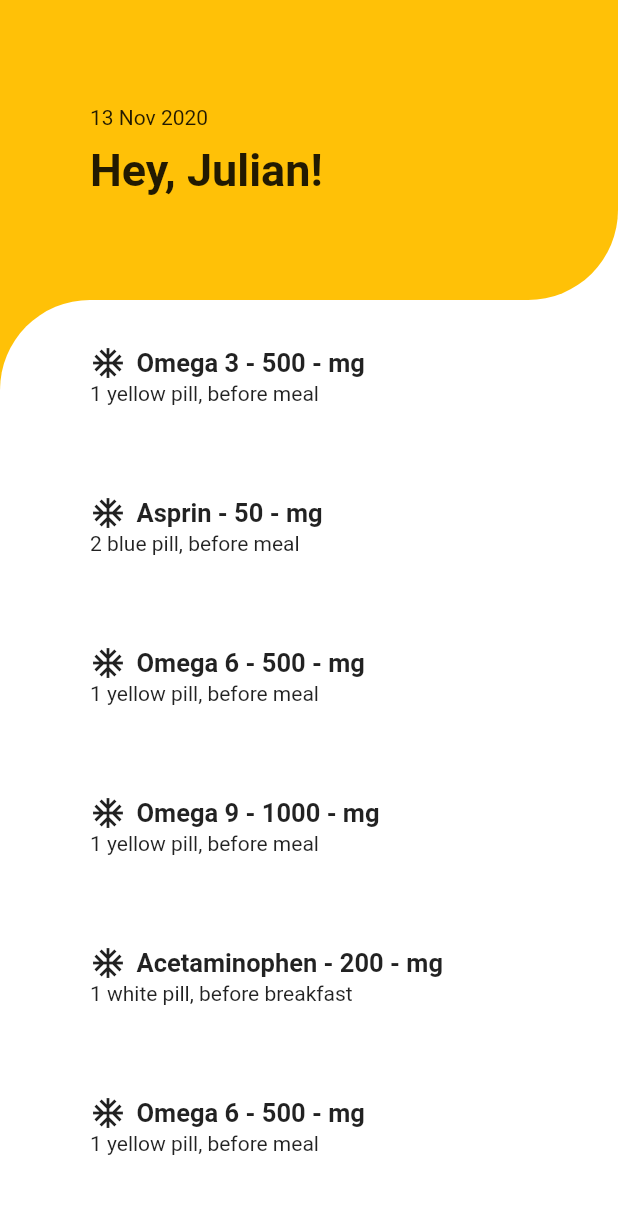
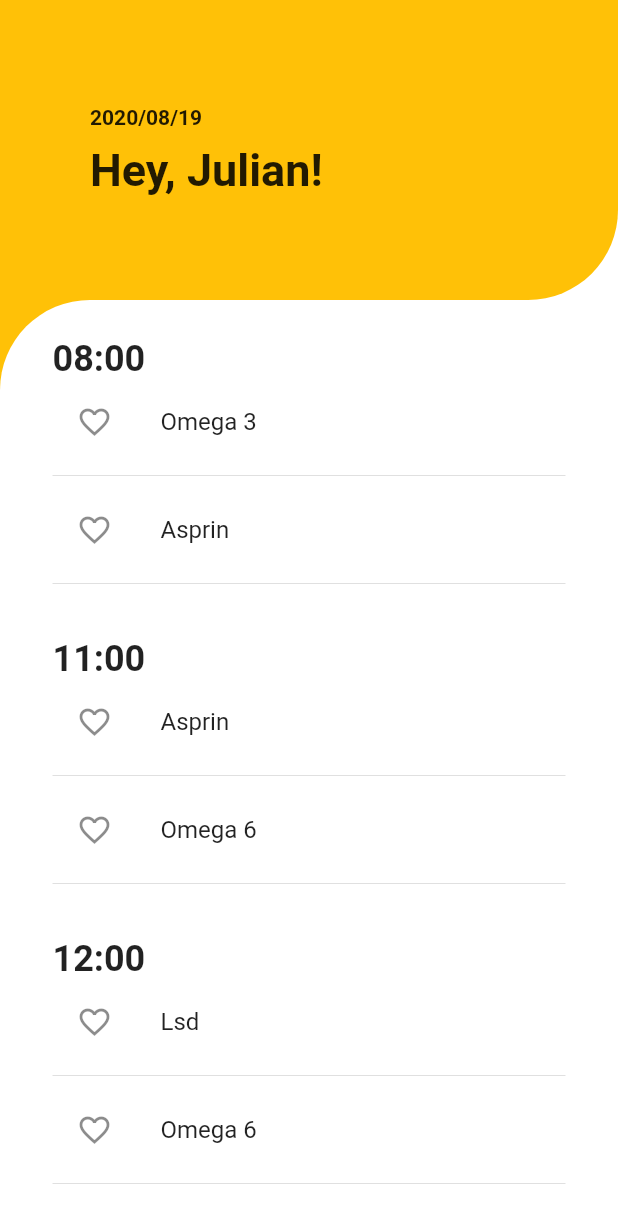
Before and after one commit to julianfrancodev/dribble_mockup, a Flutter app: the Home screen opened directly, on a phone screen of 412 x 824 dp. Shown: the top 1223 px of the screen. Run offline on Flutter 3.47's test engine with Material 2 defaults, Android fonts, the phone set to English and light mode, and no system bars; our stand-ins replace motion_tab_bar.

Commit message:
feat: refactor pills list

```diff
--- /dev/null
+++ b/lib/model/DataTime.dart
@@ -0,0 +1,9 @@
+import 'package:quotes_flutter_app/model/Quote.dart';
+
+class DataTime{
+   String timeData;
+   List<Quote> quotes;
+
+   DataTime(this.timeData,this.quotes);
+
+}
--- a/lib/screens/Home.dart
+++ b/lib/screens/Home.dart
@@ -1,17 +1,11 @@
 import 'package:flutter/cupertino.dart';
 import 'package:flutter/material.dart';
 import 'package:motion_tab_bar/MotionTabController.dart';
-import 'package:quotes_flutter_app/model/Quote.dart';
 import 'package:quotes_flutter_app/widgets/QuoteList.dart';
+import 'package:intl/intl.dart';
 
 class Home extends StatefulWidget {
-  List<Quote> quotes = [
-    new Quote("Omega 3", "500 - mg", "1 yellow pill, before meal"),
-    new Quote("Asprin", "50 - mg", "2 blue pill, before meal"),
-    new Quote("Omega 6", "500 - mg", "1 yellow pill, before meal"),
-    new Quote("Omega 9", "1000 - mg", "1 yellow pill, before meal"),
-    new Quote("Acetaminophen", "200 - mg", "1 white pill, before breakfast"),
-  ];
+
 
   @override
   _HomeState createState() => _HomeState();
@@ -25,7 +19,7 @@ class _HomeState extends State<Home> with SingleTickerProviderStateMixin {
     // TODO: implement initState
     super.initState();
     _motionTabController =
-        new MotionTabController(initialIndex: 1, vsync: this,length: 3);
+        new MotionTabController(initialIndex: 1, vsync: this, length: 3);
   }
 
   @override
@@ -37,6 +31,10 @@ class _HomeState extends State<Home> with SingleTickerProviderStateMixin {
 
   @override
   Widget build(BuildContext context) {
+    final DateTime now = DateTime.now();
+    final DateFormat formatter = DateFormat('yyyy/MM/dd');
+    final String _formatted = formatter.format(now);
+
     return Scaffold(
       backgroundColor: Colors.amber,
       body: ListView(
@@ -57,7 +55,10 @@ class _HomeState extends State<Home> with SingleTickerProviderStateMixin {
                   children: [
                     Padding(
                       padding: const EdgeInsets.symmetric(vertical: 10),
-                      child: Text("13 Nov 2020"),
+                      child: Text(
+                        _formatted,
+                        style: TextStyle(fontWeight: FontWeight.bold),
+                      ),
                     ),
                     Text(
                       "Hey, Julian!",
--- a/lib/widgets/ItemList.dart
+++ b/lib/widgets/ItemList.dart
@@ -1,36 +1,45 @@
 import 'package:flutter/material.dart';
-import 'package:quotes_flutter_app/model/Quote.dart';
+import 'package:quotes_flutter_app/model/DataTime.dart';
 
 class ItemList extends StatelessWidget {
-  Quote quote;
+  DataTime dataTime;
 
-  ItemList({this.quote});
+  ItemList({this.dataTime});
 
   @override
   Widget build(BuildContext context) {
     return Container(
-      margin: EdgeInsets.symmetric(vertical: 30, horizontal: 60),
-      height: 40,
+      margin: EdgeInsets.symmetric(horizontal: 35),
+      height: 200,
       child: Column(
         children: [
           Row(
             children: [
-              Icon(Icons.ac_unit),
-              SizedBox(
-                width: 7,
-              ),
               Text(
-                quote.name,
-                style: TextStyle(fontWeight: FontWeight.bold, fontSize: 17),
-              ),
-              Text(
-                " - ${quote.quantity}",
-                style: TextStyle(fontWeight: FontWeight.bold, fontSize: 17),
+                dataTime.timeData,
+                style: TextStyle(fontWeight: FontWeight.bold, fontSize: 24),
               )
             ],
           ),
-          Row(
-            children: [Text(quote.descrition)],
+          ListView.builder(
+            itemCount: dataTime.quotes.length,
+            scrollDirection: Axis.vertical,
+            shrinkWrap: true,
+            physics: ScrollPhysics(),
+            itemBuilder: (context, index) {
+              var quote = dataTime.quotes[index];
+              return Container(
+                child: Column(
+                  children: [
+                    ListTile(
+                      title: Text(quote.name),
+                      leading: Icon(Icons.favorite_border),
+                    ),
+                    Divider(),
+                  ],
+                ),
+              );
+            },
           )
         ],
       ),
--- a/lib/widgets/QuoteList.dart
+++ b/lib/widgets/QuoteList.dart
@@ -1,4 +1,5 @@
 import 'package:flutter/material.dart';
+import 'package:quotes_flutter_app/model/DataTime.dart';
 import 'package:quotes_flutter_app/model/Quote.dart';
 import 'package:quotes_flutter_app/widgets/ItemList.dart';
 
@@ -8,17 +9,24 @@ class QuoteList extends StatefulWidget {
 }
 
 class _QuoteListState extends State<QuoteList> {
-  List<Quote> quotes = [
+  List<DataTime> dataTimes = [
+    new DataTime('08:00', [
       new Quote("Omega 3", "500 - mg", "1 yellow pill, before meal"),
       new Quote("Asprin", "50 - mg", "2 blue pill, before meal"),
+    ]),
+    new DataTime('11:00', [
+      new Quote("Asprin", "50 - mg", "2 blue pill, before meal"),
       new Quote("Omega 6", "500 - mg", "1 yellow pill, before meal"),
-    new Quote("Omega 9", "1000 - mg", "1 yellow pill, before meal"),
-    new Quote("Acetaminophen", "200 - mg", "1 white pill, before breakfast"),
+    ]),
+    new DataTime('12:00', [
+      new Quote("Lsd", "50 - mg", "2 blue blotter, before meal"),
       new Quote("Omega 6", "500 - mg", "1 yellow pill, before meal"),
-    new Quote("Omega 9", "1000 - mg", "1 yellow pill, before meal"),
-    new Quote("Acetaminophen", "200 - mg", "1 white pill, before breakfast"),    new Quote("Omega 6", "500 - mg", "1 yellow pill, before meal"),
-    new Quote("Omega 9", "1000 - mg", "1 yellow pill, before meal"),
-    new Quote("Acetaminophen", "200 - mg", "1 white pill, before breakfast"),
+    ]),
+    new DataTime('22:00', [
+      new Quote("Psilocibin", "50 - mg", "2 blue pill, before meal"),
+      new Quote("Omega 6", "500 - mg", "1 yellow pill, before meal"),
+    ]),
+
   ];
 
   @override
@@ -29,16 +37,19 @@ class _QuoteListState extends State<QuoteList> {
         borderRadius: BorderRadius.only(topLeft: Radius.circular(60)),
 
       ),
+      child: Container(
+        margin: EdgeInsets.only(top: 25),
         child: ListView.builder(
 
-        itemCount: quotes.length,
+          itemCount: dataTimes.length,
           scrollDirection: Axis.vertical,
           shrinkWrap: true,
           physics: ScrollPhysics(),
           itemBuilder: (context, index) {
-          var quote = quotes[index];
-          return (ItemList(quote: quote));
+            var dataTime = dataTimes[index];
+            return (ItemList(dataTime: dataTime));
           },
+        ),
       ),
     );
   }
--- a/pubspec.yaml
+++ b/pubspec.yaml
@@ -21,6 +21,7 @@ environment:
   sdk: ">=2.7.0 <3.0.0"
 
 dependencies:
+  intl: ^0.16.1
   motion_tab_bar: ^0.1.5
   flutter:
     sdk: flutter
```
Also changed, not shown: pubspec.lock. Lines whose indentation alone changed are shown as unchanged.
